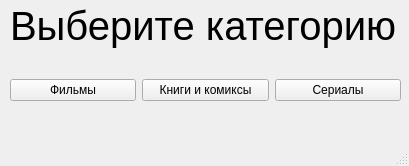
This is main.ui in Zloiben/Application as Qt 5 draws it before an edit. The edited form follows.
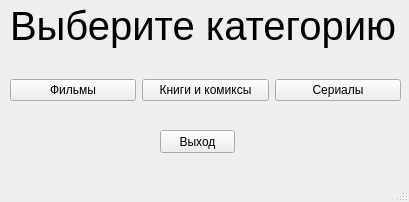
This is the edited form.

Diff of the .ui file:
```diff
--- a/main.ui
+++ b/main.ui
@@ -7,7 +7,7 @@
     <x>0</x>
     <y>0</y>
     <width>409</width>
-    <height>166</height>
+    <height>202</height>
    </rect>
   </property>
   <property name="windowTitle">
@@ -65,6 +65,19 @@
      </item>
     </layout>
    </widget>
+   <widget class="QPushButton" name="btn_exit_main">
+    <property name="geometry">
+     <rect>
+      <x>160</x>
+      <y>130</y>
+      <width>75</width>
+      <height>23</height>
+     </rect>
+    </property>
+    <property name="text">
+     <string>Выход</string>
+    </property>
+   </widget>
   </widget>
   <widget class="QMenuBar" name="menubar">
    <property name="geometry">
```
